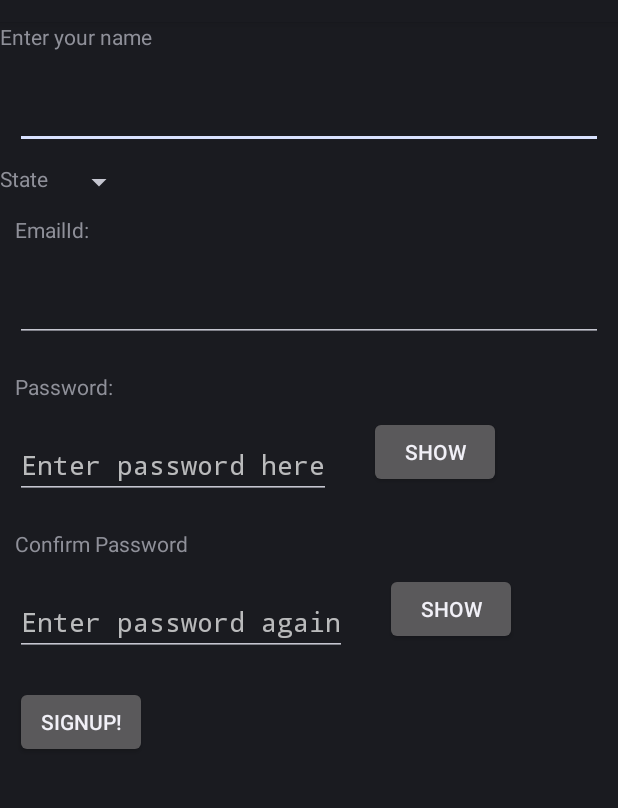
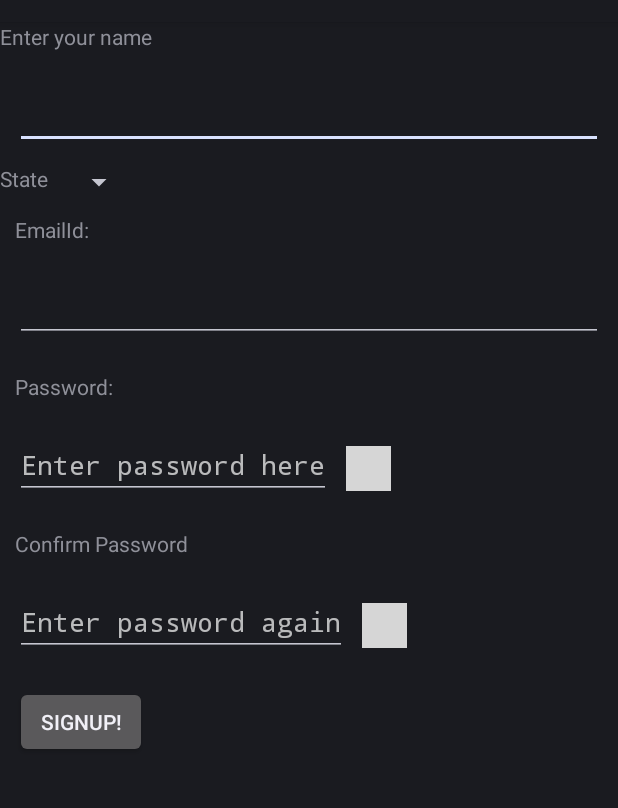
Before and after one commit to Dahiya27/FoodApp, an Android app: the layout activity_signup.xml on its own in the app's theme, with its tools: preview values and no code run, on a phone screen of 412 x 824 dp, the part 62-870 px from its top. Run offline under Robolectric (Android 15) with nearby library versions, the light colour scheme and no system bars; grey boxes are pictures that could not be loaded.

Commit message:
updated signup page

```diff
--- a/app/src/main/res/layout/activity_signup.xml
+++ b/app/src/main/res/layout/activity_signup.xml
@@ -68,12 +68,16 @@
             android:inputType="textPassword"
             android:hint="Enter password here"
             android:id="@+id/password" />
-        <Button
-            android:layout_width="wrap_content"
-            android:layout_height="wrap_content"
+        <ImageView
+            android:layout_width="30dp"
+            android:layout_height="30dp"
+            android:scaleType="fitXY"
+            android:layout_marginTop="20dp"
+
             android:id="@+id/show"
-            android:layout_marginLeft="15dp"
-            android:text="Show"/>
+
+            android:src="@drawable/showeye"/>
+
     </LinearLayout>
 
     <TextView
@@ -93,12 +97,16 @@
            android:hint="Enter password again"
            android:inputType="textPassword"
            android:layout_margin="10dp"/>
-        <Button
-            android:layout_width="wrap_content"
-            android:layout_height="wrap_content"
+        <ImageView
+            android:layout_width="30dp"
+            android:layout_height="30dp"
+            android:scaleType="fitXY"
+            android:layout_marginTop="20dp"
+
             android:id="@+id/hide"
-            android:layout_marginLeft="15dp"
-            android:text="Show"/>
+
+            android:src="@drawable/showeye"/>
+
 
     </LinearLayout>
 
```
Also changed, not shown: app/src/main/java/com/example/android/foodapp/SignupActivity.java (+19 -14 lines).
